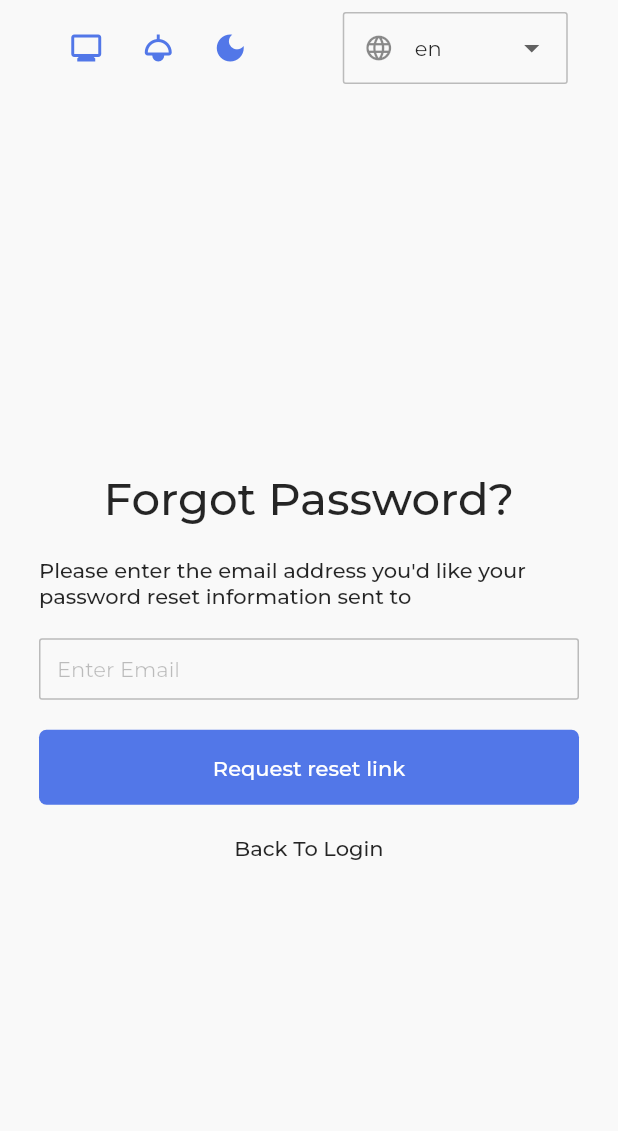
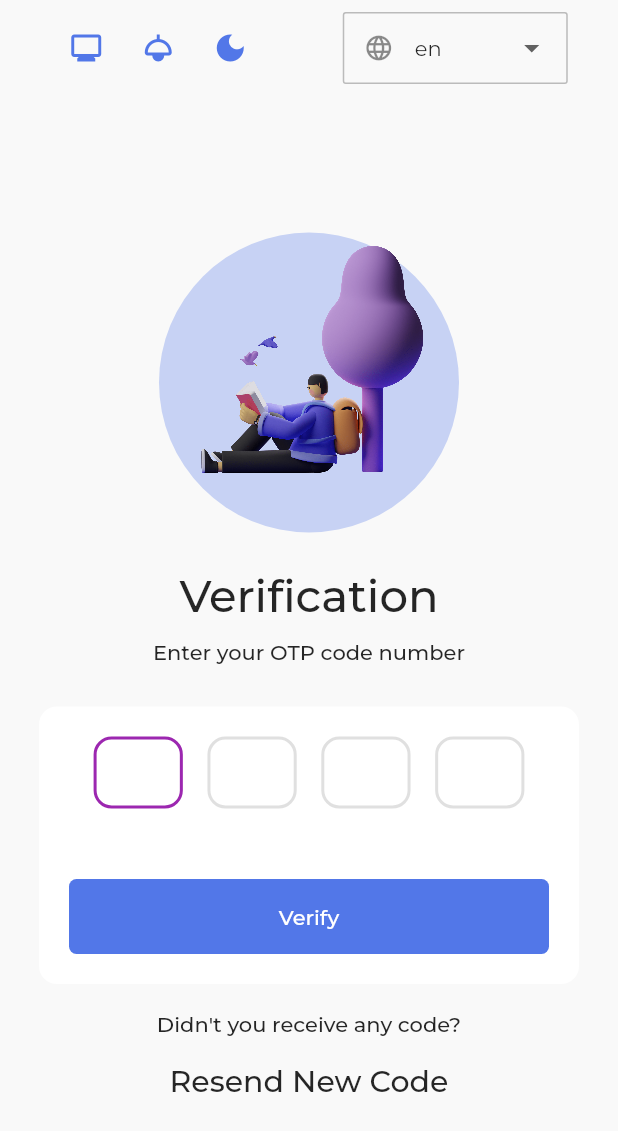
Before and after one commit to growexx/flutter_boilerplate, a Flutter app: the screen it shows after launch, on a phone screen of 412 x 824 dp. Shown: the top 1131 px of the screen. Run offline on Flutter 3.47's test engine with Material 2 defaults, Android fonts, the phone set to English and light mode, and no system bars; our stand-ins replace easy_localization, firebase_core, flutter_dotenv, go_router, google_sign_in, shared_preferences; missing offline and left inert: delayed_widget, encrypt; accounts and stored records are empty.

Commit message:
[wip] test cases - otp screen

```diff
--- a/lib/util/check_login_status.dart
+++ b/lib/util/check_login_status.dart
@@ -1,8 +1,7 @@
 import 'package:flutter/cupertino.dart';
 import 'package:flutter_boilerplate/authentication/user_repository.dart';
-import 'package:flutter_boilerplate/view/screens/change_password/change_password_screen.dart';
 import 'package:flutter_boilerplate/view/screens/dashboard/dashboard_screen.dart';
-import 'package:flutter_boilerplate/view/screens/forgot_password/forgot_password_screen.dart';
+import 'package:flutter_boilerplate/view/screens/otp/otp_screen.dart';
 import 'package:go_router/go_router.dart';
 import 'package:provider/provider.dart';
 
@@ -12,7 +11,7 @@ Future checkLoginStatus(BuildContext context,) async{
     Router.neglect(context, () =>
         context.goNamed(
             isLoggedIn?
-            DashboardScreen.name:ForgotPasswordScreen.name)
+            DashboardScreen.name:OTPScreen.name)
     );
   });
 }
--- a/lib/view/screens/otp/otp_screen.dart
+++ b/lib/view/screens/otp/otp_screen.dart
@@ -1,5 +1,14 @@
 import 'package:flutter/material.dart';
+import 'package:flutter_boilerplate/app_manager/component/responsive/widget/responsive_helper.dart';
+import 'package:flutter_boilerplate/app_manager/locale/widget/locale_selector_widget.dart';
+import 'package:flutter_boilerplate/app_manager/theme/widget/theme_mode_selector.dart';
+import 'package:flutter_boilerplate/authentication/user_repository.dart';
+import 'package:flutter_boilerplate/view/screens/otp/widget/otp_verification_widget.dart';
+import 'package:flutter_boilerplate/view/screens/otp/widget/otp_web_page_filler_widget.dart';
 import 'package:flutter_boilerplate/view/screens/otp/widget/otp_widget.dart';
+import 'package:flutter_boilerplate/view_model/google_signin_view_model.dart';
+import 'package:flutter_boilerplate/view_model/otp_view_model.dart';
+import 'package:provider/provider.dart';
 
 class OTPScreen extends StatefulWidget {
   static const String name = "otp";
@@ -14,32 +23,58 @@ class OTPScreen extends StatefulWidget {
 class _OTPScreenState extends State<OTPScreen> {
   @override
   Widget build(BuildContext context) {
-    final theme = Theme.of(context);
+    final viewModel = Provider.of<OTPViewModel>(context, listen: false);
+    final googleSignInViewModel =
+        Provider.of<GoogleSigninViewModel>(context, listen: false);
+    final userRepository = Provider.of<UserRepository>(context, listen: false);
+
+    Widget fillPhoneNumberWidget = OTPWidget(
+      viewModel: viewModel,
+      googleSignInViewModel: googleSignInViewModel,
+      userRepository: userRepository,
+    );
+
+    Widget otpVerificationWidget = OTPVerificationWidget(
+      viewModel: viewModel,
+      googleSignInViewModel: googleSignInViewModel,
+      userRepository: userRepository,
+    );
+
     return Scaffold(
       body: Column(
         children: [
-          Padding(
-            padding: const EdgeInsets.all(20.0),
-            child: Align(
-              alignment: Alignment.topLeft,
-              child: GestureDetector(
-                onTap: () => Navigator.pop(context),
-                child: Icon(
-                  color:theme.iconTheme.color,
-                  Icons.arrow_back,
-                  size: 30,
-                ),
+          SizedBox(
+            width: double.infinity,
+            child: Padding(
+              padding: const EdgeInsets.all(8.0),
+              child: Wrap(
+                alignment: WrapAlignment.spaceAround,
+                children: [
+                  const ThemeModeSelector(),
+                  LocaleSelectorWidget(
+                    onLocaleChange: () {
+                      setState(() {});
+                    },
+                  )
+                ],
               ),
             ),
           ),
-          const SizedBox(
-            height: 18,
-          ),
-          const Expanded(
-            child: Center(
-              child: SingleChildScrollView(
-                child: OTPWidget(),
-              ),
+          Expanded(
+            child: Consumer(
+              builder: (BuildContext context, value, Widget? child) {
+                return ResponsiveHelperWidget(
+                  mobile: viewModel.isPhoneNumberEntered
+                      ? fillPhoneNumberWidget
+                      : otpVerificationWidget,
+                  desktop: Row(
+                    children: [
+                      const Expanded(child: OTPWebPageFillerWidget()),
+                      Expanded(child: fillPhoneNumberWidget),
+                    ],
+                  ),
+                );
+              },
             ),
           ),
         ],
--- /dev/null
+++ b/lib/view/screens/otp/widget/otp_verification_widget.dart
@@ -0,0 +1,176 @@
+import 'package:easy_localization/easy_localization.dart';
+import 'package:flutter/material.dart';
+import 'package:flutter_boilerplate/app_manager/helper/navigation/navigation_helper.dart';
+import 'package:flutter_boilerplate/authentication/user_repository.dart';
+import 'package:flutter_boilerplate/gen/assets.gen.dart';
+import 'package:flutter_boilerplate/view/screens/signin/signin_screen.dart';
+import 'package:flutter_boilerplate/view_model/google_signin_view_model.dart';
+import 'package:flutter_boilerplate/view_model/otp_view_model.dart';
+
+class OTPVerificationWidget extends StatefulWidget {
+  final OTPViewModel viewModel;
+  final GoogleSigninViewModel googleSignInViewModel;
+  final UserRepository userRepository;
+
+  const OTPVerificationWidget(
+      {super.key,
+      required this.viewModel,
+      required this.googleSignInViewModel,
+      required this.userRepository});
+
+  @override
+  State<OTPVerificationWidget> createState() => _OTPWidgetState();
+}
+
+class _OTPWidgetState extends State<OTPVerificationWidget> {
+  @override
+  Widget build(BuildContext context) {
+    final theme = Theme.of(context);
+
+    return Center(
+      child: SingleChildScrollView(
+        child: ConstrainedBox(
+          constraints: const BoxConstraints(maxWidth: 400),
+          child: Padding(
+            padding: const EdgeInsets.all(20.0),
+            child: Form(
+              child: Builder(builder: (ctx) {
+                return Column(
+                  children: [
+                    Container(
+                      width: 200,
+                      height: 200,
+                      decoration: BoxDecoration(
+                        color: theme.primaryColor.withOpacity(0.3),
+                        shape: BoxShape.circle,
+                      ),
+                      child: Assets.png.otp3.image(),
+                    ),
+                    const SizedBox(
+                      height: 24,
+                    ),
+                    Text(
+                      'Verification',
+                      style: theme.textTheme.headlineMedium,
+                    ).tr(),
+                    const SizedBox(
+                      height: 10,
+                    ),
+                    Text(
+                      "enter_otp",
+                      style: theme.textTheme.bodyMedium,
+                      textAlign: TextAlign.center,
+                    ).tr(),
+                    const SizedBox(
+                      height: 28,
+                    ),
+                    Container(
+                      padding: const EdgeInsets.all(20),
+                      decoration: BoxDecoration(
+                        color: Colors.white,
+                        borderRadius: BorderRadius.circular(12),
+                      ),
+                      child: Column(
+                        children: [
+                          Row(
+                            mainAxisSize: MainAxisSize.max,
+                            mainAxisAlignment: MainAxisAlignment.spaceEvenly,
+                            children: [
+                              _textFieldOTP(first: true, last: false),
+                              _textFieldOTP(first: false, last: false),
+                              _textFieldOTP(first: false, last: false),
+                              _textFieldOTP(first: false, last: true),
+                            ],
+                          ),
+                          const SizedBox(
+                            height: 10,
+                          ),
+                          SizedBox(
+                            width: double.infinity,
+                            child: TextButton(
+                              onPressed: () {
+                                  NavigationHelper.pushNamed(
+                                      context, SignInScreen.name);
+                              },
+                              style: TextButton.styleFrom(
+                                minimumSize: const Size.fromHeight(50),
+                                shape: RoundedRectangleBorder(
+                                  borderRadius: BorderRadius.circular(5),
+                                ),
+                              ),
+                              child: const Text("verify").tr(),
+                            ),
+                          )
+                        ],
+                      ),
+                    ),
+                    const SizedBox(
+                      height: 18,
+                    ),
+                    Text(
+                      "did_not_receive_code",
+                      style: theme.textTheme.bodyMedium,
+                      textAlign: TextAlign.center,
+                    ).tr(),
+                    const SizedBox(
+                      height: 18,
+                    ),
+                    InkWell(
+                      onTap: () {
+                        //work in progress
+                        /*const snackBar = SnackBar(
+                content: Text('Code sent again.'),
+              );
+              ScaffoldMessenger.of(context).showSnackBar(snackBar);*/
+                      },
+                      child: Text(
+                        "resend_new_code",
+                        style: theme.textTheme.headlineSmall,
+                        textAlign: TextAlign.center,
+                      ).tr(),
+                    ),
+                  ],
+                );
+              }),
+            ),
+          ),
+        ),
+      ),
+    );
+  }
+
+  Widget _textFieldOTP({required bool first, last}) {
+    return SizedBox(
+      height: 85,
+      child: AspectRatio(
+        aspectRatio: 0.7,
+        child: TextField(
+          autofocus: true,
+          onChanged: (value) {
+            if (value.length == 1 && last == false) {
+              FocusScope.of(context).nextFocus();
+            }
+            if (value.isEmpty && first == false) {
+              FocusScope.of(context).previousFocus();
+            }
+          },
+          showCursor: false,
+          readOnly: false,
+          textAlign: TextAlign.center,
+          style: const TextStyle(fontSize: 20, fontWeight: FontWeight.bold),
+          keyboardType: TextInputType.number,
+          maxLength: 1,
+          decoration: InputDecoration(
+            counter: const Offstage(),
+            enabledBorder: OutlineInputBorder(
+                borderSide: const BorderSide(width: 2, color: Colors.black12),
+                borderRadius: BorderRadius.circular(12)),
+            focusedBorder: OutlineInputBorder(
+                borderSide: const BorderSide(width: 2, color: Colors.purple),
+                borderRadius: BorderRadius.circular(12)),
+          ),
+        ),
+      ),
+    );
+  }
+}
--- a/lib/view/screens/signin/widget/signin_web_page_filler_widget.dart
+++ b/lib/view/screens/signin/widget/signin_web_page_filler_widget.dart
@@ -1,7 +1,3 @@
-
-
-
-
 import 'package:flutter/cupertino.dart';
 import 'package:flutter_boilerplate/view/screens/splash/splash_screen.dart';
 
--- a/lib/view_model/otp_view_model.dart
+++ b/lib/view_model/otp_view_model.dart
@@ -3,11 +3,16 @@ import 'package:http/http.dart' as http;
 
 class OTPViewModel extends ChangeNotifier {
   http.Client client = http.Client();
-
+  var isPhoneNumberEntered = false;
   OTPViewModel() {
     //pending..
   }
 
   final TextEditingController phoneC = TextEditingController();
   final TextEditingController otpC = TextEditingController();
+
+  set setPhoneNumberEntered(bool value) {
+    isPhoneNumberEntered = value;
+    notifyListeners();
+  }
 }
```
Also changed, not shown: lib/routes.dart (+3 -17 lines), lib/view/screens/otp/otp_verification_screen.dart (deleted, +0 -199 lines), lib/view/screens/otp/widget/otp_web_page_filler_widget.dart (added, +11 -0 lines), lib/view/screens/otp/widget/otp_widget.dart (+32 -18 lines), 2 other files.
